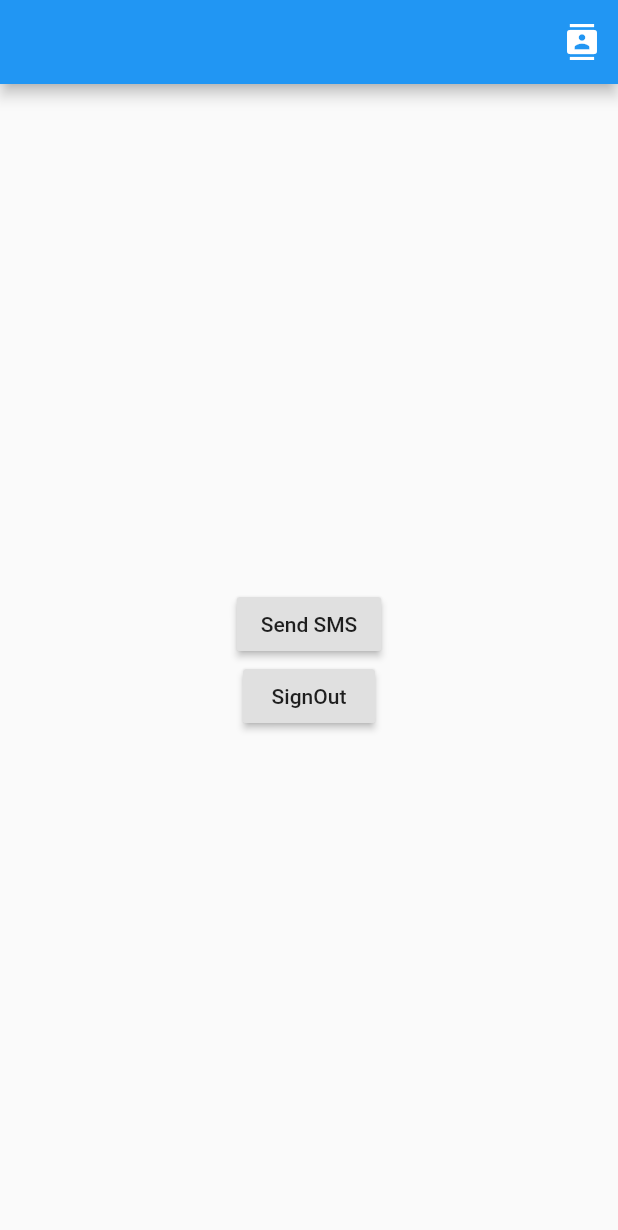
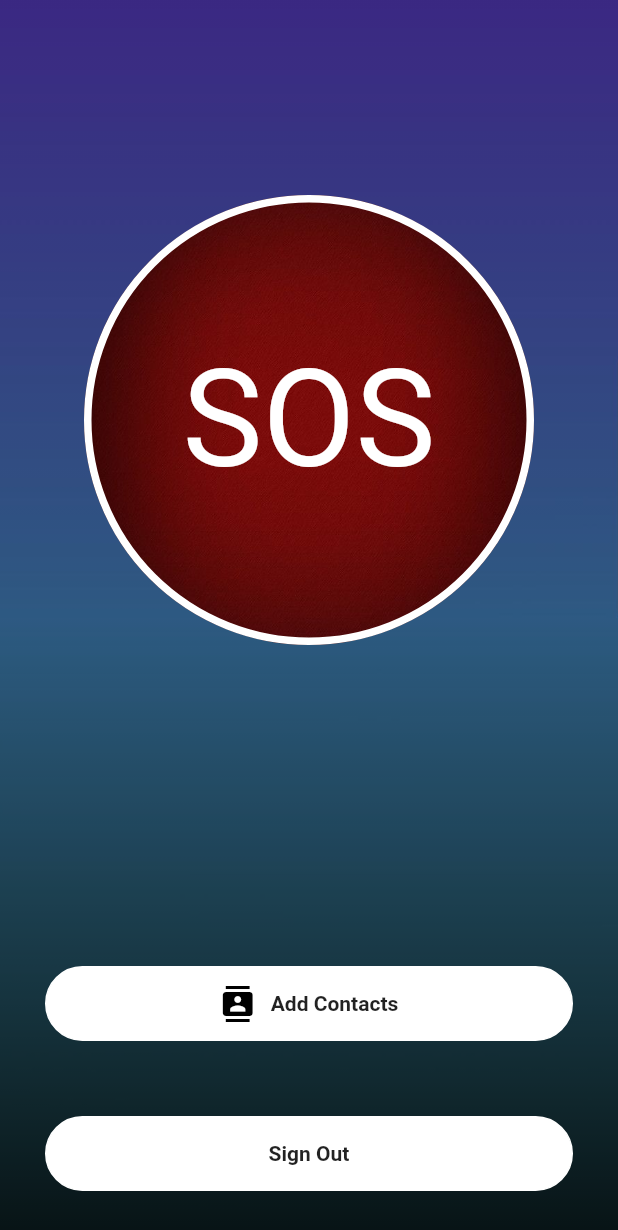
Before and after one commit to tarush-r/Safety-App, a Flutter app: the screen it shows once a user with an empty profile is signed in, on a phone screen of 412 x 824 dp. Shown: the top 1230 px of the screen. Run offline on Flutter 3.47's test engine with Material 2 defaults, Android fonts, the phone set to English and light mode, and no system bars; our stand-ins replace firebase_auth, geolocator, sqflite; missing offline and left inert: dart:ffi, sms; accounts and stored records are empty.

Commit message:
Dashboard

```diff
--- a/lib/screens/dashboard.dart
+++ b/lib/screens/dashboard.dart
@@ -18,13 +18,11 @@ class _DashboardPageState extends State<DashboardPage> {
   var dbHelper = Storage();
   List<ContactModel> contacts;
 
-
-
   static const platform = const MethodChannel('sendSms');
 
-
   Future<Position> getCurrentLocation() async {
-    final position = await Geolocator().getCurrentPosition(desiredAccuracy: LocationAccuracy.high);
+    final position = await Geolocator()
+        .getCurrentPosition(desiredAccuracy: LocationAccuracy.high);
     print(position.latitude);
     return position;
   }
@@ -32,37 +30,59 @@ class _DashboardPageState extends State<DashboardPage> {
   @override
   Widget build(BuildContext context) {
     return Scaffold(
-      appBar: AppBar(
-        actions: <Widget>[
-          IconButton(
-            icon: Icon(
-              Icons.contacts,
-              color: Colors.white,
-            ),
-            onPressed: () {
-              Navigator.push(
-                context,
-                MaterialPageRoute(builder: (context) => ContactList()),
-              );
-            },
-          )
-        ],
-      ),
+      // appBar: AppBar(
+      //   actions: <Widget>[
+      //     IconButton(
+      //       icon: Icon(
+      //         Icons.contacts,
+      //         color: Colors.white,
+      //       ),
+      //       onPressed: () {
+      //         Navigator.push(
+      //           context,
+      //           MaterialPageRoute(builder: (context) => ContactList()),
+      //         );
+      //       },
+      //     )
+      //   ],
+      // ),
       body: Container(
-        child: Center(
+        width: double.infinity,
+        decoration: BoxDecoration(
+            image: DecorationImage(
+                image: AssetImage('assets/images/back.jpg'),
+                fit: BoxFit.cover)),
+        child: Container(
+          decoration: BoxDecoration(
+              gradient: LinearGradient(begin: Alignment.bottomRight, colors: [
+            Colors.black.withOpacity(.9),
+            Colors.black.withOpacity(.4)
+          ])),
+          child: Padding(
+            padding: EdgeInsets.all(30),
+            child: Container(
               child: Column(
                 mainAxisAlignment: MainAxisAlignment.center,
                 children: <Widget>[
-              RaisedButton(
-                child: Text("Send SMS"),
-                onPressed: () async {
+                  SizedBox(height: 100),
+                  SafeArea(
+                    child: InkWell(
+                      onTap: () async {
+
                         Position position = await getCurrentLocation();
+                         print("Pressed");
                         contacts = await dbHelper.getContacts();
                         print(contacts[0].number);
                         SmsSender sender = new SmsSender();
-                  for(int i=0;i<contacts.length;i++){
+                        for (int i = 0; i < contacts.length; i++) {
                           print(i);
-                    await sender.sendSms(new SmsMessage(contacts[i].number.trim(), 'Help Me '+'http://maps.google.com/?q='+position.latitude.toString()+','+position.longitude.toString()));
+                          await sender.sendSms(new SmsMessage(
+                              contacts[i].number.trim(),
+                              'Help Me ' +
+                                  'http://maps.google.com/?q=' +
+                                  position.latitude.toString() +
+                                  ',' +
+                                  position.longitude.toString()));
                         }
                         // contacts.map((contact) {
                         //   await sender.sendSms(new SmsMessage(contact.number.trim(), 'Help ME!!'));
@@ -72,14 +92,98 @@ class _DashboardPageState extends State<DashboardPage> {
                         // sendSms();
                         // _sendSMS(message, recipents);
                       },
+                      child: Container(
+                        height: 300,
+                        width: 300,
+                        decoration: BoxDecoration(
+                            image: DecorationImage(
+                                image: AssetImage('assets/images/button.jpg'),
+                                fit: BoxFit.cover),
+                            border: Border.all(color: Colors.white, width: 5),
+                            borderRadius: BorderRadius.circular(300),
+                            color: Colors.red),
+                        child: Center(
+                          child: Container(
+                            child: Text("SOS",
+                                style: TextStyle(
+                                  color: Colors.white,
+                                  fontSize: 90,
+                                )),
                           ),
-              RaisedButton(
-                child: Text("SignOut"),
-                onPressed: () {
+                        ),
+                      ),
+                    ),
+                  ),
+
+                  SizedBox(
+                    height: 120,
+                  ),
+                  Flexible(
+                    child: Container(),
+                  ),
+                  InkWell(
+                    onTap: () {
+                      Navigator.push(
+                        context,
+                        MaterialPageRoute(builder: (context) => ContactList()),
+                      );
+                    },
+                    child: Container(
+                        child: Row(
+                          mainAxisAlignment: MainAxisAlignment.center,
+                          // crossAxisAlignment: CrossAxisAlignment.start,
+                          children: <Widget>[
+                            Container(
+                              child: Icon(
+                                Icons.contacts,
+                                color: Colors.black,
+                              ),
+                            ),
+                            SizedBox(width: 10),
+                            Center(
+                                child: Text("Add Contacts",
+                                    style: TextStyle(
+                                      fontWeight: FontWeight.bold,
+                                    ))),
+                          ],
+                        ),
+                        height: 50,
+                        decoration: BoxDecoration(
+                          color: Colors.white,
+                          border: Border.all(color: Colors.white),
+                          borderRadius: BorderRadius.circular(50),
+                          //color:Colors.white
+                        )),
+                  ),
+
+                  SizedBox(height: 50),
+                  InkWell(
+                    onTap: () {
                       AuthService().signOut();
                     },
+                    child: Container(
+                        child: Center(
+                            child: Text("Sign Out",
+                                style: TextStyle(
+                                  fontWeight: FontWeight.bold,
+                                ))),
+                        height: 50,
+                        decoration: BoxDecoration(
+                          color: Colors.white,
+                          border: Border.all(color: Colors.white),
+                          borderRadius: BorderRadius.circular(50),
+                          //color:Colors.white
+                        )),
                   ),
+                  // RaisedButton(
+                  //   child: Text("SignOut"),
+                  //   onPressed: () {
+                  //     AuthService().signOut();
+                  //   },
+                  // ),
                 ],
+              ),
+            ),
           ),
         ),
       ),
--- a/pubspec.yaml
+++ b/pubspec.yaml
@@ -50,6 +50,7 @@ flutter:
   assets:
    - assets/images/back.jpg
    - assets/images/logo.png
+   - assets/images/button.jpg
   #  - images/a_dot_ham.jpeg
 
   # An image asset can refer to one or more resolution-specific "variants", see
```
Also changed, not shown: assets/images/button.jpg (added). Lines whose indentation alone changed are shown as unchanged.
